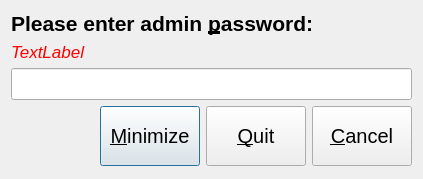
thomaslundgaard/Pimp, file adminDialog.ui: the form before one commit.
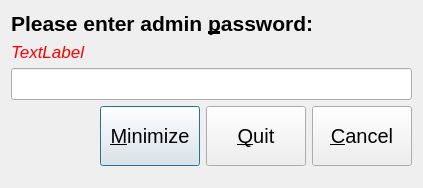
The form after the commit. Icons and pictures are not drawn.

Commit message: fixed bugs with admin dialog focus

The edit to the form file:
```diff
--- a/adminDialog.ui
+++ b/adminDialog.ui
@@ -13,7 +13,7 @@
     <x>0</x>
     <y>0</y>
     <width>423</width>
-    <height>179</height>
+    <height>188</height>
    </rect>
   </property>
   <property name="minimumSize">
```
Left out of the diff: 81 changed lines with no effect on the pictures. The commit also changes 1 other file.
